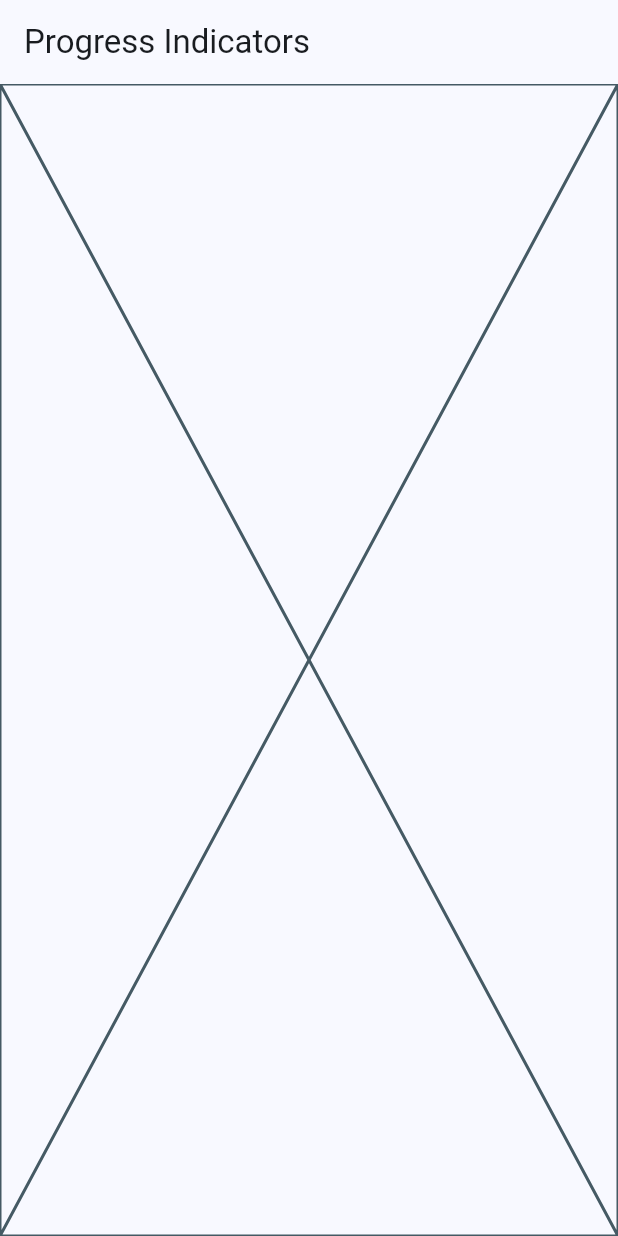
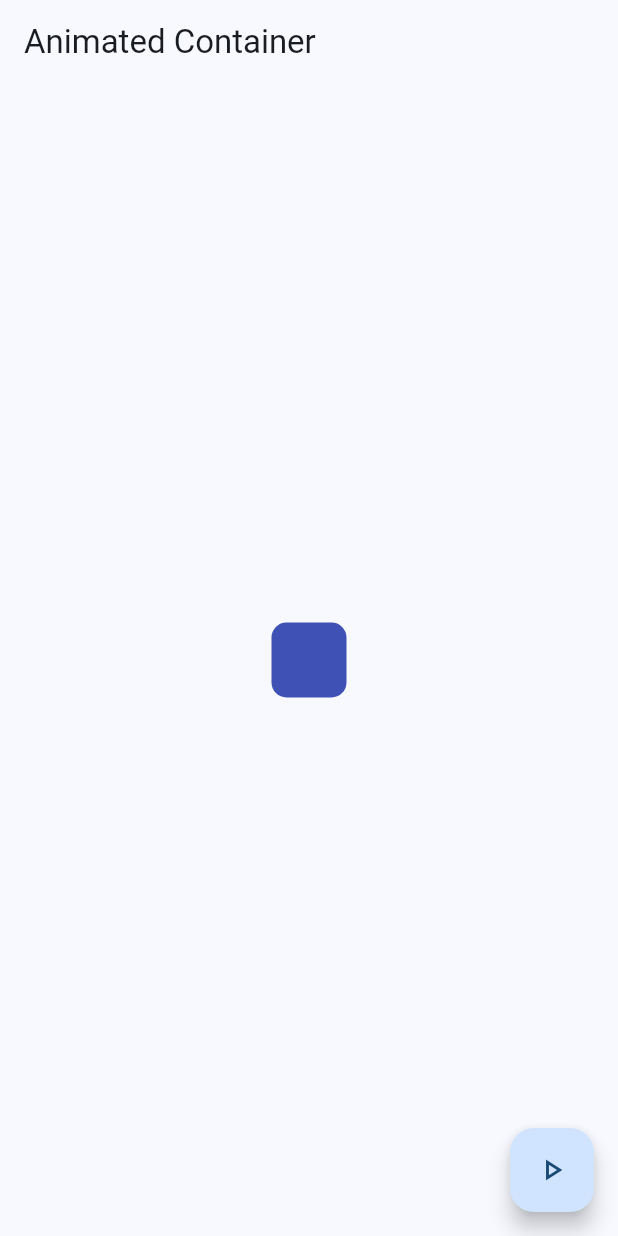
Before and after one commit to MMJimenez/Widget_App, a Flutter app: the AnimatedScreen screen opened by its route, on a phone screen of 412 x 824 dp. Run offline on Flutter 3.47's test engine with Material 3 defaults, Android fonts, the phone set to English and light mode, and no system bars; our stand-ins replace go_router.

Commit message:
animated screen finished

```diff
--- a/lib/config/menu/menu_item.dart
+++ b/lib/config/menu/menu_item.dart
@@ -17,10 +17,10 @@ class MenuItem {
 
 const appMenuItems = <MenuItem> [
   MenuItem(
-    title: 'Animated',
-    subTitle: 'Animaciones',
+    title: 'Animated Container',
+    subTitle: 'Stateful widget animado',
     link: AnimatedScreen.name,
-    icon: Icons.animation,
+    icon: Icons.check_box_outline_blank_rounded,
   ),
   MenuItem(
     title: 'Botones',
--- a/lib/presentation/screens/animated/animated_screen.dart
+++ b/lib/presentation/screens/animated/animated_screen.dart
@@ -1,18 +1,62 @@
 import 'package:flutter/material.dart';
+import 'dart:math' show Random;
 
-class AnimatedScreen extends StatelessWidget {
+class AnimatedScreen extends StatefulWidget {
 
   static const name = 'animated_screen';
 
   const AnimatedScreen({super.key});
 
   @override
+  State<AnimatedScreen> createState() => _AnimatedScreenState();
+}
+
+class _AnimatedScreenState extends State<AnimatedScreen> {
+
+  double width = 50;
+  double height = 50;
+  Color color = Colors.indigo;
+  double borderRadius = 10.0;
+
+  void changeShape() {
+    final random = Random();
+    width = random.nextInt(300) + 50;
+    height = random.nextInt(300) + 50;
+    borderRadius = random.nextInt(100) + 10;
+
+    color = Color.fromRGBO(
+      random.nextInt(255),
+      random.nextInt(255),
+      random.nextInt(255),
+      1
+    );
+
+    setState(() {});
+  }
+
+  @override
   Widget build(BuildContext context) {
+
     return Scaffold(
       appBar: AppBar(
-        title: const Text('Progress Indicators'),
+        title: const Text('Animated Container'),
       ),
-      body: const Placeholder(),
+      floatingActionButton: FloatingActionButton(
+        onPressed: changeShape,
+        child: const Icon(Icons.play_arrow_outlined),
+      ),
+      body:  Center(
+        child: AnimatedContainer(
+          duration: const Duration(milliseconds: 400),
+          curve: Curves.bounceOut,
+          width: width <= 0 ? 0 : width,
+          height: height <= 0 ? 0 : height,
+          decoration: BoxDecoration(
+            color: color,
+            borderRadius: BorderRadius.circular(borderRadius <= 0 ? 0 : borderRadius)
+          ),
+        ),
+      ),
     );
   }
 }
```
